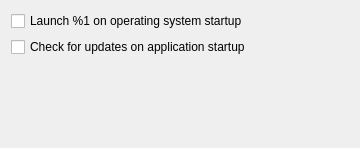
Qt form src/librssguard/gui/settings/settingsgeneral.ui (norbusan/rssguard-debian) before a commit.
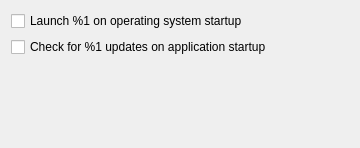
The same form after that commit.

```diff
--- a/src/librssguard/gui/settings/settingsgeneral.ui
+++ b/src/librssguard/gui/settings/settingsgeneral.ui
@@ -21,7 +21,7 @@
    <item row="1" column="0">
     <widget class="QCheckBox" name="m_checkForUpdatesOnStart">
      <property name="text">
-      <string>Check for updates on application startup</string>
+      <string>Check for %1 updates on application startup</string>
      </property>
     </widget>
    </item>
```
